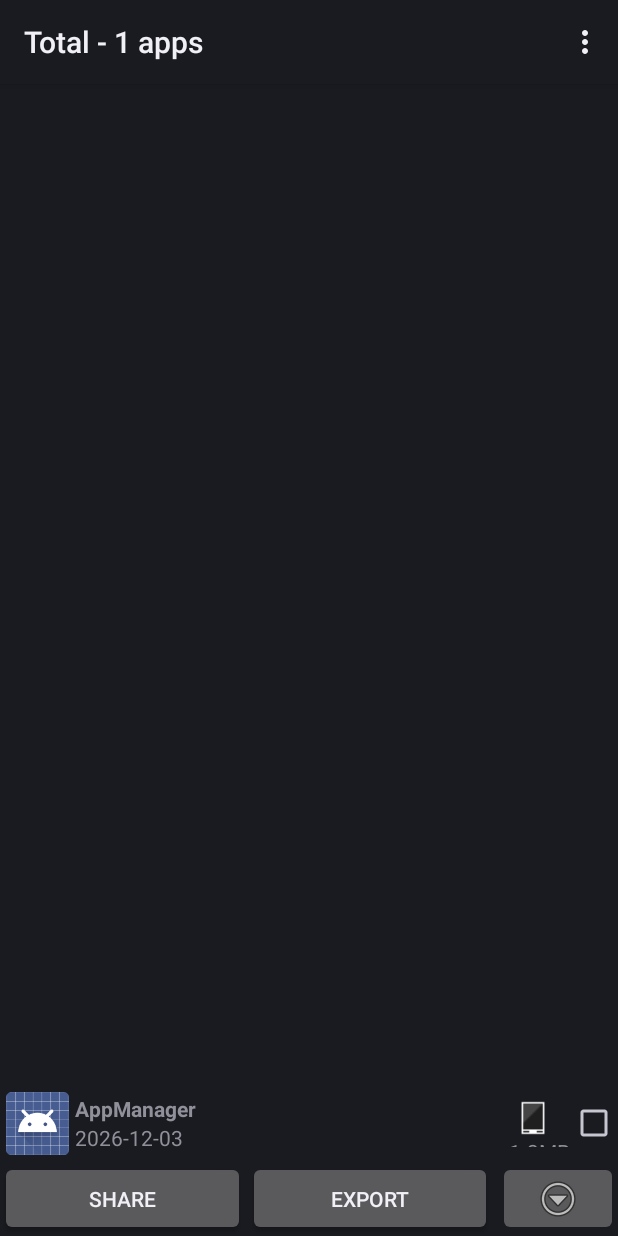
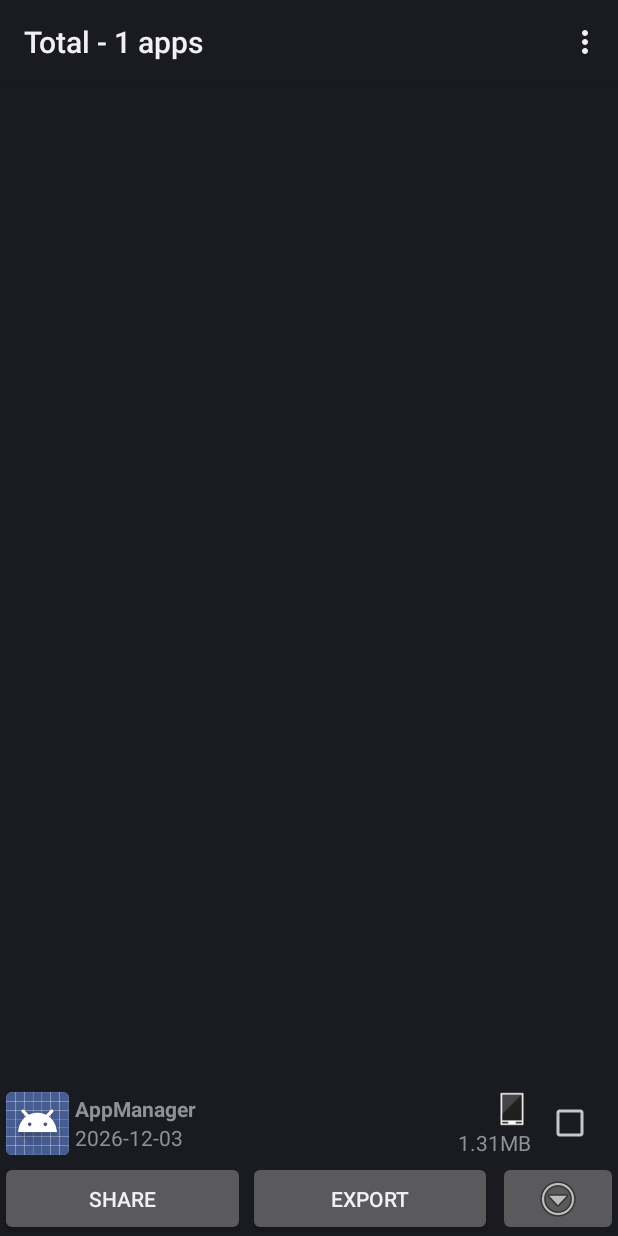
Before and after one commit to lichuanky/AppShare, an Android app: the screen it shows after launch (AppShareActivity), on a phone screen of 412 x 824 dp. Run offline under Robolectric (Android 15) with nearby library versions, the phone set to English and light mode, and no system bars.

Commit message:
Modify list item style

```diff
--- a/app/src/main/java/com/spectertree/appshare/AppShareActivity.java
+++ b/app/src/main/java/com/spectertree/appshare/AppShareActivity.java
@@ -132,7 +132,7 @@ public class AppShareActivity extends ListActivity {
     @Override
     public void onCreate(Bundle savedInstanceState) {
         super.onCreate(savedInstanceState);
-        setContentView(R.layout.main);
+        setContentView(R.layout.activity_app_share);
         findViewById(R.id.search_button).setOnClickListener(new View.OnClickListener() {
             @Override
             public void onClick(View v) {
@@ -384,7 +384,7 @@ public class AppShareActivity extends ListActivity {
         if (itemClickEvent.equals("share")) {
             shareApp(ai);
         } else if (itemClickEvent.equals("display")) {
-            displayApp(ai);
+            //0displayApp(ai);
         } else if (itemClickEvent.equals("uninstall")) {
             uninstallApp(ai);
         } else if (itemClickEvent.equals("export")) {
--- a/app/src/main/java/com/spectertree/appshare/adapter/AppAdapter.java
+++ b/app/src/main/java/com/spectertree/appshare/adapter/AppAdapter.java
@@ -68,7 +68,7 @@ public class AppAdapter extends BaseAdapter {
     public View getView(final int position, View convertView, ViewGroup parent) {
         ItemViewHolder holder;
         if (convertView == null) {
-            convertView = mInflater.inflate(R.layout.list_item, null);
+            convertView = mInflater.inflate(R.layout.item_app, null);
             holder = new ItemViewHolder();
             holder.appIcon = (ImageView) convertView.findViewById(R.id.app_icon);
             holder.appNameText = (TextView) convertView.findViewById(R.id.app_name_text);
--- a/app/src/main/java/com/spectertree/appshare/adapter/AppListAdapter.java
+++ b/app/src/main/java/com/spectertree/appshare/adapter/AppListAdapter.java
@@ -87,7 +87,7 @@ public class AppListAdapter extends ArrayAdapter<AppInfoData> {
     public View getView(final int position, View convertView, ViewGroup parent) {
     	ItemViewHolder1 holder;
     	if (convertView == null) {
-    		convertView = mInflater.inflate(R.layout.list_item, null);
+    		convertView = mInflater.inflate(R.layout.item_app, null);
     		holder = new ItemViewHolder1();
     		holder.appIcon = (ImageView) convertView.findViewById(R.id.app_icon);
     		holder.appNameText = (TextView) convertView.findViewById(R.id.app_name_text);
--- a/app/src/main/res/layout/activity_splash.xml
+++ b/app/src/main/res/layout/activity_splash.xml
@@ -8,6 +8,7 @@
         android:id="@+id/splash_ll"
         android:layout_width="match_parent"
         android:layout_height="match_parent"
+        android:background="@color/blue_base"
         android:orientation="vertical">
 
         <ImageView
--- a/app/src/main/res/layout/list_item.xml
+++ b/app/src/main/res/layout/item_app.xml
@@ -1,8 +1,8 @@
 <LinearLayout xmlns:android="http://schemas.android.com/apk/res/android"
     android:id="@+id/list"
     android:layout_width="wrap_content"
-    android:layout_height="66dip"
-    android:orientation="horizontal" >
+    android:layout_height="wrap_content"
+    android:orientation="horizontal">
 
     <ImageView
         android:id="@+id/app_icon"
@@ -13,18 +13,18 @@
     <LinearLayout
         android:layout_width="wrap_content"
         android:layout_height="wrap_content"
-        android:orientation="vertical"
-        android:layout_gravity="center_vertical" >
+        android:layout_gravity="center_vertical"
+        android:orientation="vertical">
 
         <TextView
             android:id="@+id/app_name_text"
             android:layout_width="wrap_content"
             android:layout_height="wrap_content"
-            android:textStyle="bold"
-            android:singleLine="true"
+            android:ellipsize="end"
             android:maxLength="22"
             android:maxWidth="160dip"
-            android:ellipsize="end" />
+            android:singleLine="true"
+            android:textStyle="bold" />
 
         <TextView
             android:id="@+id/install_date_text"
@@ -33,24 +33,23 @@
     </LinearLayout>
 
     <LinearLayout
-        android:layout_width="fill_parent"
+        android:layout_width="match_parent"
         android:layout_height="wrap_content"
-        android:orientation="horizontal"
         android:layout_gravity="center_vertical"
-        android:gravity="right">
+        android:gravity="right"
+        android:orientation="horizontal">
 
         <LinearLayout
             android:layout_width="wrap_content"
-            android:layout_height="match_parent"
-            android:orientation="vertical"
-            android:gravity="center_vertical">
+            android:layout_height="wrap_content"
+            android:layout_marginRight="10dp"
+            android:gravity="right"
+            android:orientation="vertical">
 
             <ImageView
                 android:id="@+id/app_location_img"
                 android:layout_width="wrap_content"
-            	android:layout_height="wrap_content"
-            	android:layout_marginRight="12dip"
-            	android:layout_gravity="right" />
+                android:layout_height="wrap_content"/>
 
             <TextView
                 android:id="@+id/app_size_text"
@@ -63,7 +62,10 @@
             android:id="@+id/checkbox"
             android:layout_width="wrap_content"
             android:layout_height="wrap_content"
-            android:focusable="false"/>
+            android:focusable="false"
+            android:paddingLeft="8dp"
+            android:paddingRight="8dp"
+            android:layout_gravity="center"/>
     </LinearLayout>
 
 </LinearLayout>
--- a/app/src/main/res/values/colors.xml
+++ b/app/src/main/res/values/colors.xml
@@ -4,5 +4,6 @@
     <color name="red">#ff0000</color>
     <color name="balck">#ffffffff</color>
     <color name="transparent">#00000000</color>
+    <color name="blue_base">#33B5E5</color>
 
 </resources>
```
Also changed, not shown: app/src/main/res/drawable-hdpi/welcome.png, app/src/main/res/drawable-xhdpi/welcome.png, app/src/main/res/layout/activity_app_share.xml (renamed from app/src/main/res/layout/main.xml). Lines whose indentation alone changed are shown as unchanged.
